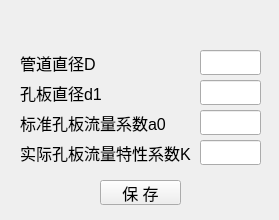
Qt form python/cbm/uifiles/pore_flow_K_dlg.ui (wyrover/cbm) before a commit.
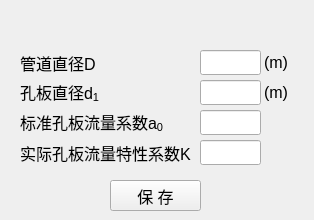
The same form after that commit. Icons and pictures are not drawn.

```diff
--- a/python/cbm/uifiles/pore_flow_K_dlg.ui
+++ b/python/cbm/uifiles/pore_flow_K_dlg.ui
@@ -6,7 +6,7 @@
    <rect>
     <x>0</x>
     <y>0</y>
-    <width>279</width>
+    <width>314</width>
     <height>220</height>
    </rect>
   </property>
@@ -22,7 +22,7 @@
     <rect>
      <x>0</x>
      <y>30</y>
-     <width>281</width>
+     <width>311</width>
      <height>191</height>
     </rect>
    </property>
@@ -56,7 +56,7 @@
      </font>
     </property>
     <property name="text">
-     <string>标准孔板流量系数a0</string>
+     <string>&lt;html&gt;&lt;head/&gt;&lt;body&gt;&lt;p&gt;标准孔板流量系数a&lt;span style=&quot; vertical-align:sub;&quot;&gt;0&lt;/span&gt;&lt;/p&gt;&lt;/body&gt;&lt;/html&gt;</string>
     </property>
    </widget>
    <widget class="QLineEdit" name="k">
@@ -104,7 +104,7 @@
      </font>
     </property>
     <property name="text">
-     <string>孔板直径d1</string>
+     <string>&lt;html&gt;&lt;head/&gt;&lt;body&gt;&lt;p&gt;孔板直径d&lt;span style=&quot; vertical-align:sub;&quot;&gt;1&lt;/span&gt;&lt;/p&gt;&lt;/body&gt;&lt;/html&gt;</string>
     </property>
    </widget>
    <widget class="QLabel" name="mineName_label_16">
@@ -161,10 +161,10 @@
    <widget class="QPushButton" name="save">
     <property name="geometry">
      <rect>
-      <x>100</x>
+      <x>110</x>
       <y>150</y>
-      <width>81</width>
-      <height>25</height>
+      <width>91</width>
+      <height>31</height>
      </rect>
     </property>
     <property name="font">
@@ -176,13 +176,49 @@
      <string>保 存</string>
     </property>
    </widget>
+   <widget class="QLabel" name="mineName_label_17">
+    <property name="geometry">
+     <rect>
+      <x>264</x>
+      <y>20</y>
+      <width>41</width>
+      <height>25</height>
+     </rect>
+    </property>
+    <property name="font">
+     <font>
+      <pointsize>12</pointsize>
+     </font>
+    </property>
+    <property name="text">
+     <string>&lt;html&gt;&lt;head/&gt;&lt;body&gt;&lt;p&gt;(m)&lt;/p&gt;&lt;/body&gt;&lt;/html&gt;</string>
+    </property>
+   </widget>
+   <widget class="QLabel" name="mineName_label_18">
+    <property name="geometry">
+     <rect>
+      <x>264</x>
+      <y>50</y>
+      <width>41</width>
+      <height>25</height>
+     </rect>
+    </property>
+    <property name="font">
+     <font>
+      <pointsize>12</pointsize>
+     </font>
+    </property>
+    <property name="text">
+     <string>&lt;html&gt;&lt;head/&gt;&lt;body&gt;&lt;p&gt;(m)&lt;/p&gt;&lt;/body&gt;&lt;/html&gt;</string>
+    </property>
+   </widget>
   </widget>
   <widget class="QWidget" name="widget_title" native="true">
    <property name="geometry">
     <rect>
      <x>0</x>
      <y>0</y>
-     <width>281</width>
+     <width>311</width>
      <height>31</height>
     </rect>
    </property>
@@ -246,7 +282,7 @@
    <widget class="QPushButton" name="btnMenu_Close">
     <property name="geometry">
      <rect>
-      <x>240</x>
+      <x>270</x>
       <y>0</y>
       <width>41</width>
       <height>31</height>
```
